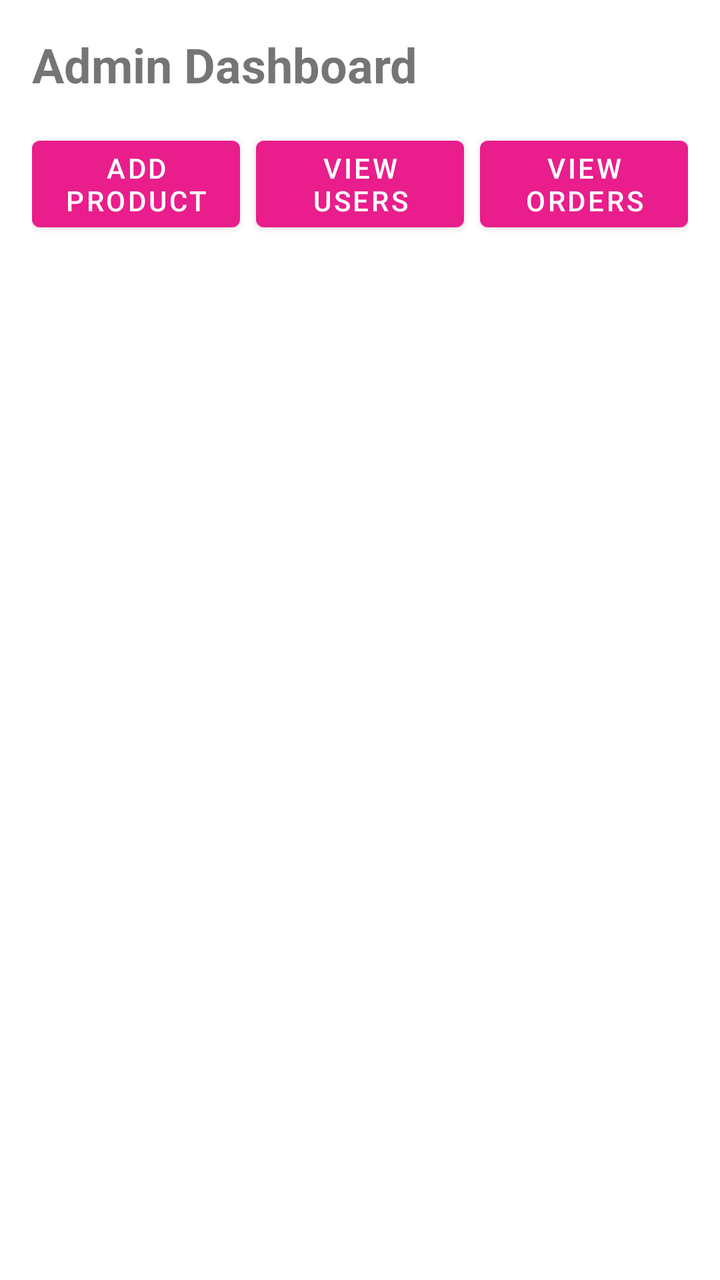
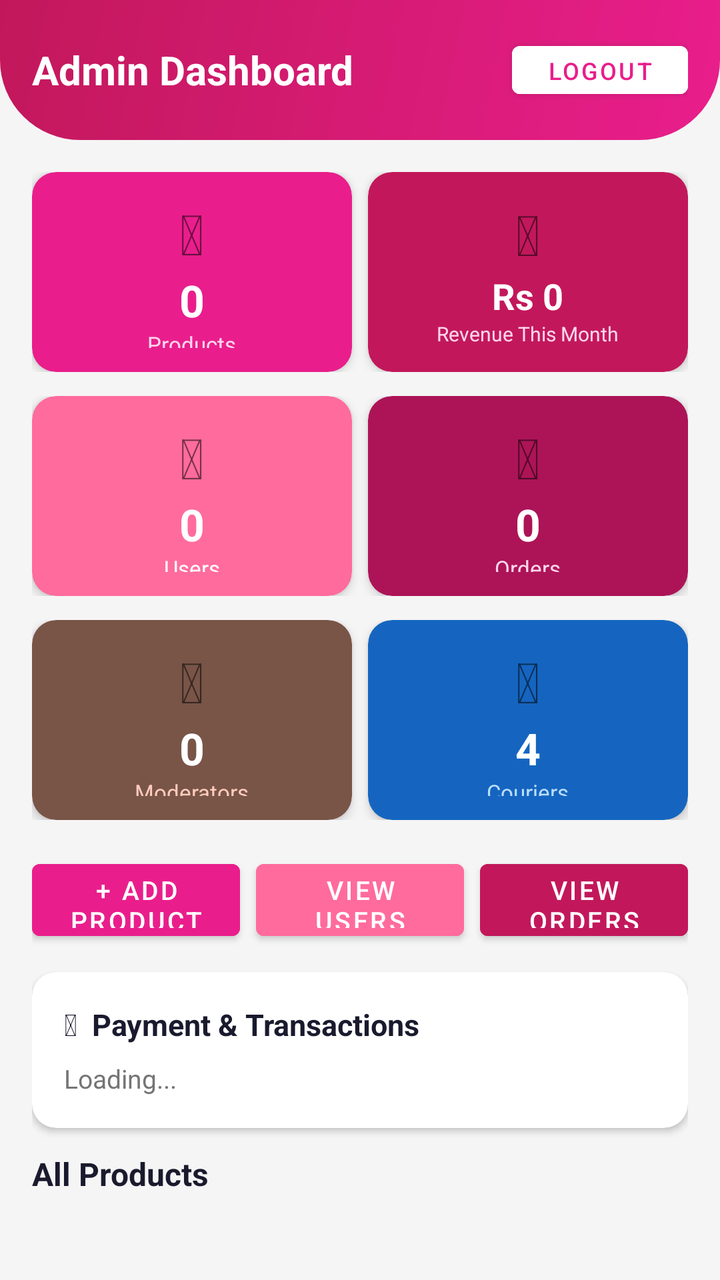

The first picture is an Android layout as it rendered before a commit; the second is the same layout after the commit. The layout source and the unified diff follow.
<!-- AndroidManifest.xml: application theme Theme.Stylica -->
<!-- res/layout/activity_admin_dashboard.xml -->
<?xml version="1.0" encoding="utf-8"?>
<LinearLayout xmlns:android="http://schemas.android.com/apk/res/android"
    android:layout_width="match_parent"
    android:layout_height="match_parent"
    android:orientation="vertical"
    android:padding="16dp">

    <TextView
        android:layout_width="wrap_content"
        android:layout_height="wrap_content"
        android:text="Admin Dashboard"
        android:textSize="24sp"
        android:textStyle="bold"
        android:layout_marginBottom="16dp" />

    <LinearLayout
        android:layout_width="match_parent"
        android:layout_height="wrap_content"
        android:orientation="horizontal"
        android:layout_marginBottom="16dp">

        <Button
            android:id="@+id/buttonAddProduct"
            android:layout_width="0dp"
            android:layout_height="wrap_content"
            android:layout_weight="1"
            android:text="Add Product"
            android:layout_marginEnd="8dp" />

        <Button
            android:id="@+id/buttonViewUsers"
            android:layout_width="0dp"
            android:layout_height="wrap_content"
            android:layout_weight="1"
            android:text="View Users"
            android:layout_marginEnd="8dp" />

        <Button
            android:id="@+id/buttonViewOrders"
            android:layout_width="0dp"
            android:layout_height="wrap_content"
            android:layout_weight="1"
            android:text="View Orders" />

    </LinearLayout>

    <androidx.recyclerview.widget.RecyclerView
        android:id="@+id/recyclerViewProducts"
        android:layout_width="match_parent"
        android:layout_height="0dp"
        android:layout_weight="1" />

</LinearLayout>
<!-- resources referenced by this layout -->
<resources>
  <style name="Theme.Stylica" parent="Theme.MaterialComponents.Light.NoActionBar">
          <item name="colorPrimary">@color/primary</item>
          <item name="colorPrimaryVariant">@color/primary_dark</item>
          <item name="colorOnPrimary">@color/white</item>
          <item name="colorSecondary">@color/accent</item>
          <item name="colorSecondaryVariant">@color/accent</item>
          <item name="colorOnSecondary">@color/white</item>
          <item name="android:statusBarColor">@color/primary_dark</item>
      </style>
  <color name="primary">#E91E8C</color>
  <color name="primary_dark">#C2185B</color>
  <color name="white">#FFFFFFFF</color>
  <color name="accent">#FF6B9D</color>
</resources>

<!-- the commit's change to res/layout/activity_admin_dashboard.xml (unified diff, before → after) -->
@@ -1,53 +1,429 @@
 <?xml version="1.0" encoding="utf-8"?>
 <LinearLayout xmlns:android="http://schemas.android.com/apk/res/android"
+    xmlns:app="http://schemas.android.com/apk/res-auto"
     android:layout_width="match_parent"
     android:layout_height="match_parent"
     android:orientation="vertical"
-    android:padding="16dp">
-
-    <TextView
-        android:layout_width="wrap_content"
-        android:layout_height="wrap_content"
-        android:text="Admin Dashboard"
-        android:textSize="24sp"
-        android:textStyle="bold"
-        android:layout_marginBottom="16dp" />
-
-    <LinearLayout
+    android:background="#F5F5F5">
+
+    
+    <RelativeLayout
         android:layout_width="match_parent"
-        android:layout_height="wrap_content"
-        android:orientation="horizontal"
-        android:layout_marginBottom="16dp">
+        android:layout_height="70dp"
+        android:background="@drawable/bg_header"
+        android:paddingStart="16dp"
+        android:paddingEnd="16dp">
+
+        <TextView
+            android:layout_width="wrap_content"
+            android:layout_height="wrap_content"
+            android:text="Admin Dashboard"
+            android:textSize="20sp"
+            android:textStyle="bold"
+            android:textColor="#FFFFFF"
+            android:layout_centerVertical="true" />
 
         <Button
-            android:id="@+id/buttonAddProduct"
-            android:layout_width="0dp"
+            android:id="@+id/buttonAdminLogout"
+            android:layout_width="wrap_content"
+            android:layout_height="36dp"
+            android:text="Logout"
+            android:textSize="12sp"
+            android:textColor="#E91E8C"
+            android:backgroundTint="#FFFFFF"
+            android:layout_alignParentEnd="true"
+            android:layout_centerVertical="true"
+            style="@style/Widget.MaterialComponents.Button" />
+
+    </RelativeLayout>
+
+    <ScrollView
+        android:layout_width="match_parent"
+        android:layout_height="match_parent">
+
+        <LinearLayout
+            android:layout_width="match_parent"
             android:layout_height="wrap_content"
-            android:layout_weight="1"
-            android:text="Add Product"
-            android:layout_marginEnd="8dp" />
-
-        <Button
-            android:id="@+id/buttonViewUsers"
-            android:layout_width="0dp"
-            android:layout_height="wrap_content"
-            android:layout_weight="1"
-            android:text="View Users"
-            android:layout_marginEnd="8dp" />
-
-        <Button
-            android:id="@+id/buttonViewOrders"
-            android:layout_width="0dp"
-            android:layout_height="wrap_content"
-            android:layout_weight="1"
-            android:text="View Orders" />
-
-    </LinearLayout>
-
-    <androidx.recyclerview.widget.RecyclerView
-        android:id="@+id/recyclerViewProducts"
-        android:layout_width="match_parent"
-        android:layout_height="0dp"
-        android:layout_weight="1" />
+            android:orientation="vertical"
+            android:padding="16dp">
+
+            
+            <LinearLayout
+                android:layout_width="match_parent"
+                android:layout_height="wrap_content"
+                android:orientation="horizontal"
+                android:layout_marginBottom="12dp">
+
+                
+                <androidx.cardview.widget.CardView
+                    android:layout_width="0dp"
+                    android:layout_height="100dp"
+                    android:layout_weight="1"
+                    android:layout_marginEnd="8dp"
+                    app:cardCornerRadius="12dp"
+                    app:cardElevation="3dp"
+                    app:cardBackgroundColor="#E91E8C">
+
+                    <LinearLayout
+                        android:layout_width="match_parent"
+                        android:layout_height="match_parent"
+                        android:orientation="vertical"
+                        android:gravity="center"
+                        android:padding="12dp">
+
+                        <TextView
+                            android:layout_width="wrap_content"
+                            android:layout_height="wrap_content"
+                            android:text="&#128230;"
+                            android:textSize="28sp" />
+
+                        <TextView
+                            android:id="@+id/textViewTotalProducts"
+                            android:layout_width="wrap_content"
+                            android:layout_height="wrap_content"
+                            android:text="0"
+                            android:textSize="22sp"
+                            android:textStyle="bold"
+                            android:textColor="#FFFFFF" />
+
+                        <TextView
+                            android:layout_width="wrap_content"
+                            android:layout_height="wrap_content"
+                            android:text="Products"
+                            android:textSize="11sp"
+                            android:textColor="#FFD6EC" />
+
+                    </LinearLayout>
+
+                </androidx.cardview.widget.CardView>
+
+                
+                <androidx.cardview.widget.CardView
+                    android:layout_width="0dp"
+                    android:layout_height="100dp"
+                    android:layout_weight="1"
+                    app:cardCornerRadius="12dp"
+                    app:cardElevation="3dp"
+                    app:cardBackgroundColor="#C2185B">
+
+                    <LinearLayout
+                        android:layout_width="match_parent"
+                        android:layout_height="match_parent"
+                        android:orientation="vertical"
+                        android:gravity="center"
+                        android:padding="12dp">
+
+                        <TextView
+                            android:layout_width="wrap_content"
+                            android:layout_height="wrap_content"
+                            android:text="&#128176;"
+                            android:textSize="28sp" />
+
+                        <TextView
+                            android:id="@+id/textViewTotalRevenue"
+                            android:layout_width="wrap_content"
+                            android:layout_height="wrap_content"
+                            android:text="Rs 0"
+                            android:textSize="18sp"
+                            android:textStyle="bold"
+                            android:textColor="#FFFFFF" />
+
+                        <TextView
+                            android:layout_width="wrap_content"
+                            android:layout_height="wrap_content"
+                            android:text="Revenue This Month"
+                            android:textSize="10sp"
+                            android:textColor="#FFD6EC" />
+
+                    </LinearLayout>
+
+                </androidx.cardview.widget.CardView>
+
+            </LinearLayout>
+
+            
+            <LinearLayout
+                android:layout_width="match_parent"
+                android:layout_height="wrap_content"
+                android:orientation="horizontal"
+                android:layout_marginBottom="12dp">
+
+                
+                <androidx.cardview.widget.CardView
+                    android:layout_width="0dp"
+                    android:layout_height="100dp"
+                    android:layout_weight="1"
+                    android:layout_marginEnd="8dp"
+                    app:cardCornerRadius="12dp"
+                    app:cardElevation="3dp"
+                    app:cardBackgroundColor="#FF6B9D">
+
+                    <LinearLayout
+                        android:layout_width="match_parent"
+                        android:layout_height="match_parent"
+                        android:orientation="vertical"
+                        android:gravity="center"
+                        android:padding="12dp">
+
+                        <TextView
+                            android:layout_width="wrap_content"
+                            android:layout_height="wrap_content"
+                            android:text="&#128101;"
+                            android:textSize="28sp" />
+
+                        <TextView
+                            android:id="@+id/textViewTotalUsers"
+                            android:layout_width="wrap_content"
+                            android:layout_height="wrap_content"
+                            android:text="0"
+                            android:textSize="22sp"
+                            android:textStyle="bold"
+                            android:textColor="#FFFFFF" />
+
+                        <TextView
+                            android:layout_width="wrap_content"
+                            android:layout_height="wrap_content"
+                            android:text="Users"
+                            android:textSize="11sp"
+                            android:textColor="#FFF" />
+
+                    </LinearLayout>
+
+                </androidx.cardview.widget.CardView>
+
+                
+                <androidx.cardview.widget.CardView
+                    android:layout_width="0dp"
+                    android:layout_height="100dp"
+                    android:layout_weight="1"
+                    app:cardCornerRadius="12dp"
+                    app:cardElevation="3dp"
+                    app:cardBackgroundColor="#AD1457">
+
+                    <LinearLayout
+                        android:layout_width="match_parent"
+                        android:layout_height="match_parent"
+                        android:orientation="vertical"
+                        android:gravity="center"
+                        android:padding="12dp">
+
+                        <TextView
+                            android:layout_width="wrap_content"
+                            android:layout_height="wrap_content"
+                            android:text="&#128722;"
+                            android:textSize="28sp" />
+
+                        <TextView
+                            android:id="@+id/textViewTotalOrders"
+                            android:layout_width="wrap_content"
+                            android:layout_height="wrap_content"
+                            android:text="0"
+                            android:textSize="22sp"
+                            android:textStyle="bold"
+                            android:textColor="#FFFFFF" />
+
+                        <TextView
+                            android:layout_width="wrap_content"
+                            android:layout_height="wrap_content"
+                            android:text="Orders"
+                            android:textSize="11sp"
+                            android:textColor="#FFD6EC" />
+
+                    </LinearLayout>
+
+                </androidx.cardview.widget.CardView>
+
+            </LinearLayout>
+
+            
+            <LinearLayout
+                android:layout_width="match_parent"
+                android:layout_height="wrap_content"
+                android:orientation="horizontal"
+                android:layout_marginBottom="16dp">
+
+                
+                <androidx.cardview.widget.CardView
+                    android:layout_width="0dp"
+                    android:layout_height="100dp"
+                    android:layout_weight="1"
+                    android:layout_marginEnd="8dp"
+                    app:cardCornerRadius="12dp"
+                    app:cardElevation="3dp"
+                    app:cardBackgroundColor="#795548">
+
+                    <LinearLayout
+                        android:layout_width="match_parent"
+                        android:layout_height="match_parent"
+                        android:orientation="vertical"
+                        android:gravity="center"
+                        android:padding="12dp">
+
+                        <TextView
+                            android:layout_width="wrap_content"
+                            android:layout_height="wrap_content"
+                            android:text="&#128110;"
+                            android:textSize="28sp" />
+
+                        <TextView
+                            android:id="@+id/textViewTotalModerators"
+                            android:layout_width="wrap_content"
+                            android:layout_height="wrap_content"
+                            android:text="0"
+                            android:textSize="22sp"
+                            android:textStyle="bold"
+                            android:textColor="#FFFFFF" />
+
+                        <TextView
+                            android:layout_width="wrap_content"
+                            android:layout_height="wrap_content"
+                            android:text="Moderators"
+                            android:textSize="11sp"
+                            android:textColor="#FFCCBC" />
+
+                    </LinearLayout>
+
+                </androidx.cardview.widget.CardView>
+
+                
+                <androidx.cardview.widget.CardView
+                    android:layout_width="0dp"
+                    android:layout_height="100dp"
+                    android:layout_weight="1"
+                    app:cardCornerRadius="12dp"
+                    app:cardElevation="3dp"
+                    app:cardBackgroundColor="#1565C0">
+
+                    <LinearLayout
+                        android:layout_width="match_parent"
+                        android:layout_height="match_parent"
+                        android:orientation="vertical"
+                        android:gravity="center"
+                        android:padding="12dp">
+
+                        <TextView
+                            android:layout_width="wrap_content"
+                            android:layout_height="wrap_content"
+                            android:text="&#128666;"
+                            android:textSize="28sp" />
+
+                        <TextView
+                            android:id="@+id/textViewCouriers"
+                            android:layout_width="wrap_content"
+                            android:layout_height="wrap_content"
+                            android:text="4"
+                            android:textSize="22sp"
+                            android:textStyle="bold"
+                            android:textColor="#FFFFFF" />
+
+                        <TextView
+                            android:layout_width="wrap_content"
+                            android:layout_height="wrap_content"
+                            android:text="Couriers"
+                            android:textSize="11sp"
+                            android:textColor="#BBDEFB" />
+
+                    </LinearLayout>
+
+                </androidx.cardview.widget.CardView>
+
+            </LinearLayout>
+
+            
+            <LinearLayout
+                android:layout_width="match_parent"
+                android:layout_height="wrap_content"
+                android:orientation="horizontal"
+                android:layout_marginBottom="12dp">
+
+                <Button
+                    android:id="@+id/buttonAddProduct"
+                    android:layout_width="0dp"
+                    android:layout_height="48dp"
+                    android:layout_weight="1"
+                    android:text="+ Add Product"
+                    android:textSize="13sp"
+                    android:backgroundTint="#E91E8C"
+                    android:layout_marginEnd="8dp"
+                    style="@style/Widget.MaterialComponents.Button" />
+
+                <Button
+                    android:id="@+id/buttonViewUsers"
+                    android:layout_width="0dp"
+                    android:layout_height="48dp"
+                    android:layout_weight="1"
+                    android:text="View Users"
+                    android:textSize="13sp"
+                    android:backgroundTint="#FF6B9D"
+                    android:layout_marginEnd="8dp"
+                    style="@style/Widget.MaterialComponents.Button" />
+
+                <Button
+                    android:id="@+id/buttonViewOrders"
+                    android:layout_width="0dp"
+                    android:layout_height="48dp"
+                    android:layout_weight="1"
+                    android:text="View Orders"
+                    android:textSize="13sp"
+                    android:backgroundTint="#C2185B"
+                    style="@style/Widget.MaterialComponents.Button" />
+
+            </LinearLayout>
+
+            
+            <androidx.cardview.widget.CardView
+                android:layout_width="match_parent"
+                android:layout_height="wrap_content"
+                android:layout_marginBottom="12dp"
+                app:cardCornerRadius="12dp"
+                app:cardElevation="2dp"
+                app:cardBackgroundColor="@android:color/white">
+
+                <LinearLayout
+                    android:layout_width="match_parent"
+                    android:layout_height="wrap_content"
+                    android:orientation="vertical"
+                    android:padding="16dp">
+
+                    <TextView
+                        android:layout_width="wrap_content"
+                        android:layout_height="wrap_content"
+                        android:text="&#128179;  Payment &amp; Transactions"
+                        android:textSize="15sp"
+                        android:textStyle="bold"
+                        android:textColor="#1A1A2E"
+                        android:layout_marginBottom="8dp" />
+
+                    <TextView
+                        android:id="@+id/textViewPaymentSummary"
+                        android:layout_width="wrap_content"
+                        android:layout_height="wrap_content"
+                        android:text="Loading..."
+                        android:textSize="13sp"
+                        android:textColor="#757575" />
+
+                </LinearLayout>
+
+            </androidx.cardview.widget.CardView>
+
+            
+            <TextView
+                android:layout_width="wrap_content"
+                android:layout_height="wrap_content"
+                android:text="All Products"
+                android:textSize="16sp"
+                android:textStyle="bold"
+                android:textColor="#1A1A2E"
+                android:layout_marginBottom="8dp" />
+
+            <androidx.recyclerview.widget.RecyclerView
+                android:id="@+id/recyclerViewProducts"
+                android:layout_width="match_parent"
+                android:layout_height="wrap_content"
+                android:nestedScrollingEnabled="false" />
+
+        </LinearLayout>
+
+    </ScrollView>
 
 </LinearLayout>
<!-- resource entries referenced after the edit -->
@@ -1,5 +1,18 @@
 <!-- resources referenced by this layout -->
 <resources>
+  <!-- drawable bg_header (drawable) -->
+  <?xml version="1.0" encoding="utf-8"?>
+  <shape xmlns:android="http://schemas.android.com/apk/res/android"
+      android:shape="rectangle">
+      <gradient
+          android:startColor="#E91E8C"
+          android:endColor="#C2185B"
+          android:angle="135"
+          android:type="linear" />
+      <corners
+          android:bottomLeftRadius="40dp"
+          android:bottomRightRadius="40dp" />
+  </shape>
   <style name="Theme.Stylica" parent="Theme.MaterialComponents.Light.NoActionBar">
           <item name="colorPrimary">@color/primary</item>
           <item name="colorPrimaryVariant">@color/primary_dark</item>
